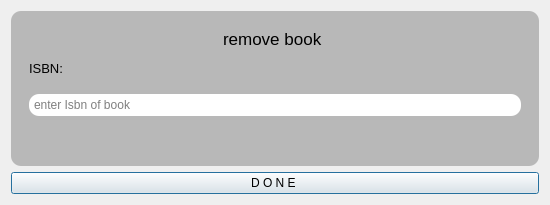
Younes0077/Library-project, file ui_py/remove_book/untitled.ui: the form before one commit.
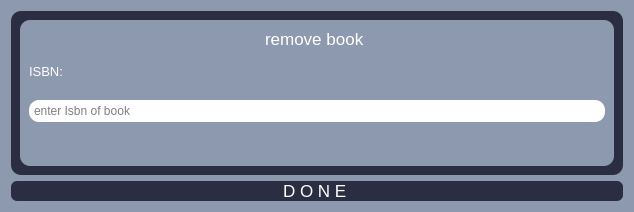
The form after the commit.

```diff
--- a/ui_py/remove_book/untitled.ui
+++ b/ui_py/remove_book/untitled.ui
@@ -6,23 +6,29 @@
    <rect>
     <x>0</x>
     <y>0</y>
-    <width>550</width>
-    <height>205</height>
+    <width>634</width>
+    <height>212</height>
    </rect>
   </property>
   <property name="windowTitle">
    <string>Dialog</string>
   </property>
+  <property name="styleSheet">
+   <string notr="true">background-color:#8d99ae;</string>
+  </property>
   <layout class="QVBoxLayout" name="verticalLayout">
    <item>
     <widget class="QWidget" name="widget" native="true">
      <property name="styleSheet">
-      <string notr="true">background-color:rgb(184,184,184);
+      <string notr="true">background-color:#2b2d42;
 border-radius:10px;</string>
      </property>
      <layout class="QVBoxLayout" name="verticalLayout_2">
       <item>
        <widget class="QFrame" name="frame">
+        <property name="styleSheet">
+         <string notr="true">background-color:#8d99ae;</string>
+        </property>
         <property name="frameShape">
          <enum>QFrame::StyledPanel</enum>
         </property>
@@ -37,6 +43,9 @@
              <pointsize>13</pointsize>
             </font>
            </property>
+           <property name="styleSheet">
+            <string notr="true">color:white</string>
+           </property>
            <property name="text">
             <string>remove book </string>
            </property>
@@ -49,6 +58,9 @@
              <pointsize>10</pointsize>
             </font>
            </property>
+           <property name="styleSheet">
+            <string notr="true">color:white</string>
+           </property>
            <property name="text">
             <string>ISBN:</string>
            </property>
@@ -80,6 +92,17 @@
    </item>
    <item>
     <widget class="QPushButton" name="pushButton_done">
+     <property name="font">
+      <font>
+       <pointsize>13</pointsize>
+      </font>
+     </property>
+     <property name="styleSheet">
+      <string notr="true">background-color:#2b2d42;
+border-radius:6px;
+color:white
+</string>
+     </property>
      <property name="text">
       <string>D O N E </string>
      </property>
```
